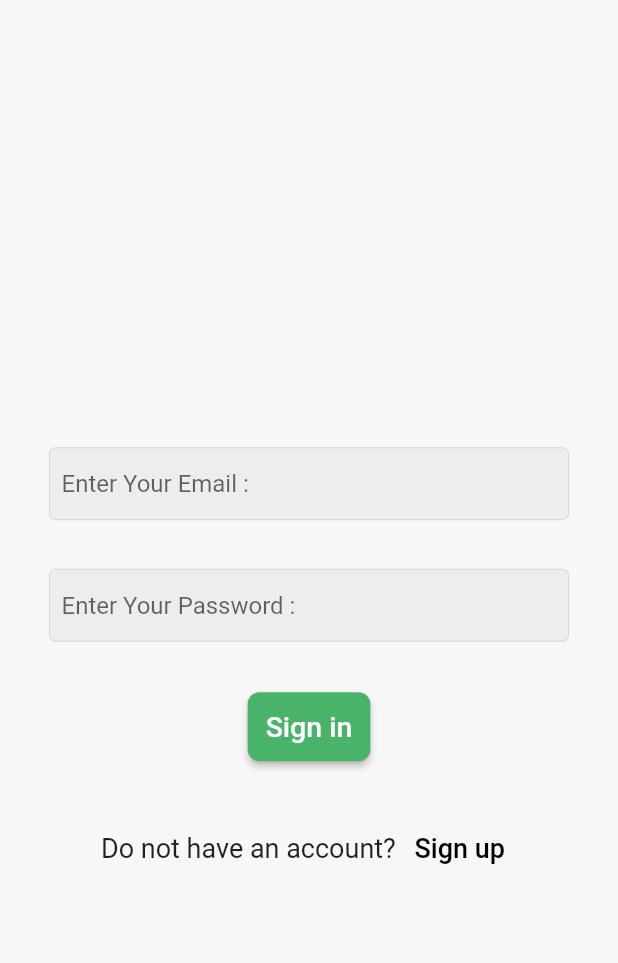
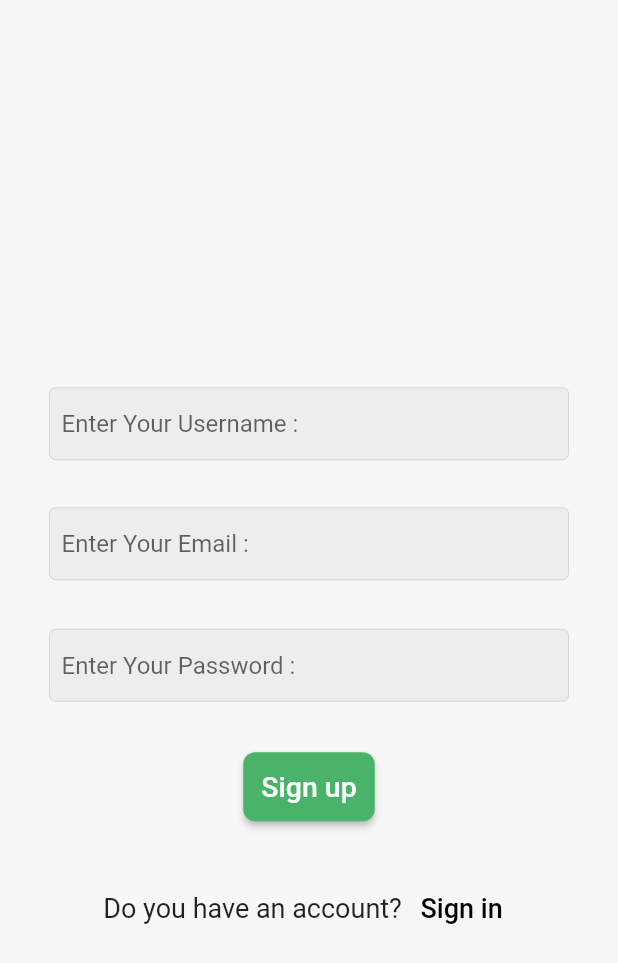
Before and after one commit to Eslam-Alaa-ZX/FlutterE-commerceTsak, a Flutter app: the screen it shows after launch, on a phone screen of 412 x 824 dp. Shown: the top 963 px of the screen. Run offline on Flutter 3.47's test engine with Material 2 defaults, Android fonts, the light colour scheme and no system bars.

Commit message:
Eslam Alaa-Design Sign up page end.

```diff
--- a/lib/main.dart
+++ b/lib/main.dart
@@ -1,5 +1,6 @@
 import 'package:flutter/material.dart';
 import 'package:flutter_ecommarce_task/pages/login.dart';
+import 'package:flutter_ecommarce_task/pages/sign_up.dart';
 
 void main() {
   runApp(const MyApp());
@@ -17,7 +18,7 @@ class MyApp extends StatelessWidget {
       theme: ThemeData(
         primarySwatch: Colors.blue,
       ),
-      home: const Login(),
+      home: const SignUp(),
     );
   }
 }
--- a/lib/pages/sign_up.dart
+++ b/lib/pages/sign_up.dart
@@ -1,10 +1,11 @@
 import 'package:flutter/material.dart';
+import 'package:flutter_ecommarce_task/pages/login.dart';
 import 'package:flutter_ecommarce_task/shared/constColors.dart';
 import 'package:flutter_ecommarce_task/widgets/c_btn.dart';
 import 'package:flutter_ecommarce_task/widgets/c_text_field.dart';
 
 class SignUp extends StatelessWidget {
-  const SignUp({Key key}) : super(key: key);
+  const SignUp({Key? key}) : super(key: key);
 
   @override
   Widget build(BuildContext context) {
@@ -14,11 +15,20 @@ class SignUp extends StatelessWidget {
         body: Center(
           child: Padding(
             padding: const EdgeInsets.all(33.0),
+            child: SingleChildScrollView(
               child: Column(
                 mainAxisAlignment: MainAxisAlignment.center,
                 children: [
                   const SizedBox(
                     height: 64,
+                  ),
+                  const MyCustomTextField(
+                    inputType: TextInputType.text,
+                    isPassword: false,
+                    hint: "Enter Your Username : ",
+                  ),
+                  const SizedBox(
+                    height: 32,
                   ),
                   const MyCustomTextField(
                     inputType: TextInputType.emailAddress,
@@ -38,7 +48,7 @@ class SignUp extends StatelessWidget {
                   ),
                   MyCBtn(
                     color: BTNgreen,
-                  txt: "Sign in",
+                    txt: "Sign up",
                     onClick: () {},
                   ),
                   const SizedBox(
@@ -47,14 +57,14 @@ class SignUp extends StatelessWidget {
                   Row(
                     mainAxisAlignment: MainAxisAlignment.center,
                     children: [
-                    const Text("Do not have an account? ",
+                      const Text("Do you have an account? ",
                           style: TextStyle(
                             fontSize: 18,
                           )),
                       MyCTxtBtn(
                         onClick: () {},
                         color: Colors.black,
-                      txt: "Sign up",
+                        txt: "Sign in",
                       )
                     ],
                   ),
@@ -63,6 +73,7 @@ class SignUp extends StatelessWidget {
             ),
           ),
         ),
+      ),
     );
   }
 }
```
Lines whose indentation alone changed are shown as unchanged.
